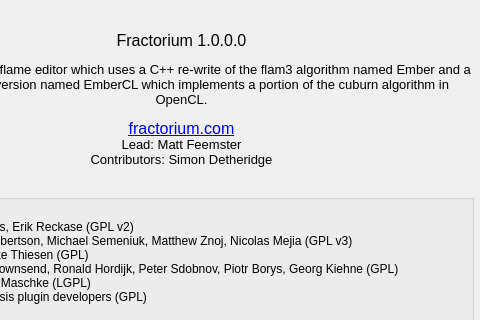
The window that Source/Fractorium/AboutDialog.ui (typpos/fractorium) describes before a commit, drawn with Qt 5; both pictures show x 116 to 596 and y 0 to 320 of the 596 by 701 pixel window.
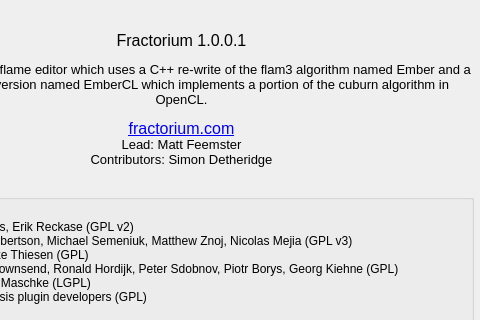
The same window after the commit.

Patch:
```diff
--- a/Source/Fractorium/AboutDialog.ui
+++ b/Source/Fractorium/AboutDialog.ui
@@ -58,7 +58,7 @@
     <enum>QFrame::NoFrame</enum>
    </property>
    <property name="text">
-    <string>&lt;html&gt;&lt;head/&gt;&lt;body&gt;&lt;p align=&quot;center&quot;&gt;&lt;br/&gt;Fractorium 1.0.0.0&lt;/p&gt;&lt;p align=&quot;center&quot;&gt;&lt;span style=&quot; font-size:10pt;&quot;&gt;A Qt-based fractal flame editor which uses a C++ re-write of the flam3 algorithm named Ember and a GPU capable version named EmberCL which implements a portion of the cuburn algorithm in OpenCL.&lt;/span&gt;&lt;/p&gt;&lt;p align=&quot;center&quot;&gt;&lt;a href=&quot;http://fractorium.com&quot;&gt;fractorium.com&lt;/a&gt;&lt;span style=&quot; font-size:10pt;&quot;&gt;&lt;br/&gt;Lead: Matt Feemster&lt;br/&gt;Contributors: Simon Detheridge&lt;/span&gt;&lt;/p&gt;&lt;/body&gt;&lt;/html&gt;</string>
+    <string>&lt;html&gt;&lt;head/&gt;&lt;body&gt;&lt;p align=&quot;center&quot;&gt;&lt;br/&gt;Fractorium 1.0.0.1&lt;/p&gt;&lt;p align=&quot;center&quot;&gt;&lt;span style=&quot; font-size:10pt;&quot;&gt;A Qt-based fractal flame editor which uses a C++ re-write of the flam3 algorithm named Ember and a GPU capable version named EmberCL which implements a portion of the cuburn algorithm in OpenCL.&lt;/span&gt;&lt;/p&gt;&lt;p align=&quot;center&quot;&gt;&lt;a href=&quot;http://fractorium.com&quot;&gt;fractorium.com&lt;/a&gt;&lt;span style=&quot; font-size:10pt;&quot;&gt;&lt;br/&gt;Lead: Matt Feemster&lt;br/&gt;Contributors: Simon Detheridge&lt;/span&gt;&lt;/p&gt;&lt;/body&gt;&lt;/html&gt;</string>
    </property>
    <property name="textFormat">
     <enum>Qt::RichText</enum>
```
